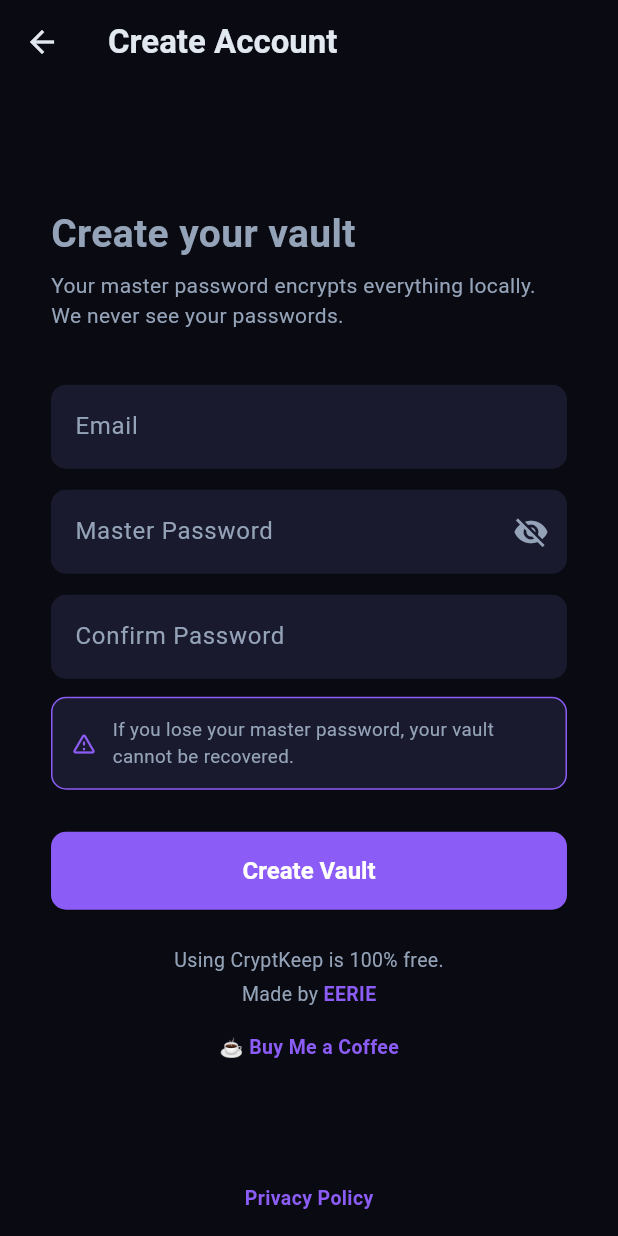
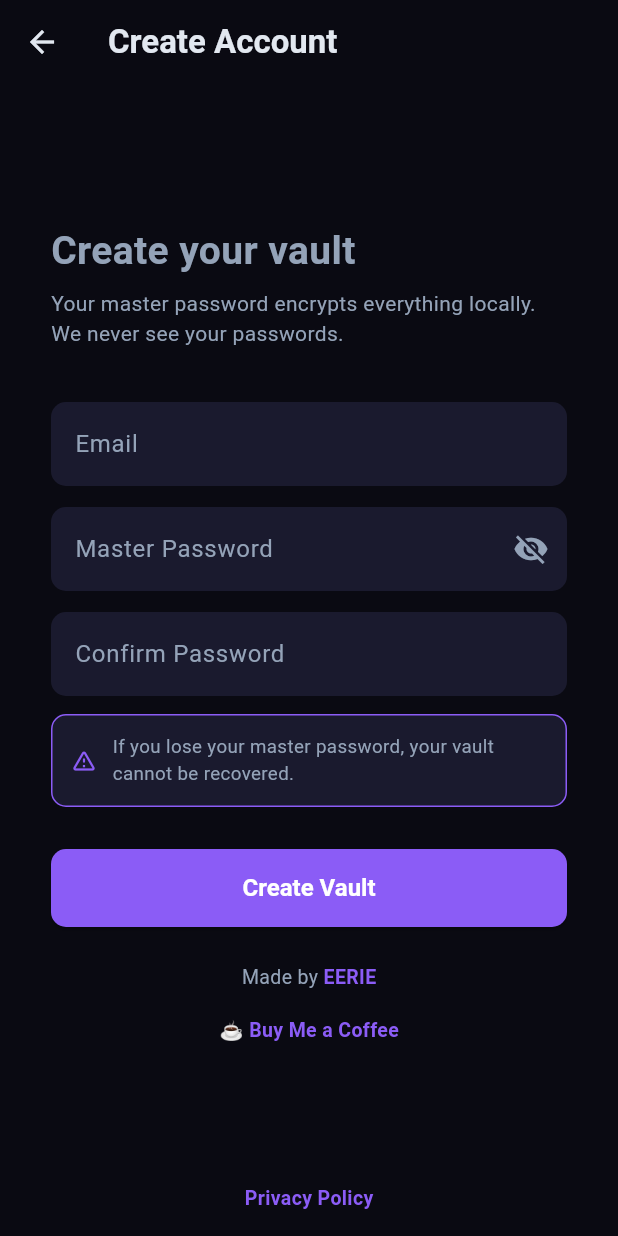
Before and after one commit to EerieGoesD/cryptkeep, a Flutter app: the screen it shows after launch, after a tap on "Create one", on a phone screen of 412 x 824 dp. Run offline on Flutter 3.47's test engine with Material 3 defaults, Android fonts, the phone set to English and light mode, and no system bars; our stand-ins replace file_picker, supabase_flutter; missing offline and left inert: encrypt, kdbx, pointycastle; accounts and stored records are empty.

Commit message:
Move free text above FAQ link, remove "Using" prefix
Co-Authored-By: Claude Opus 4.6 (1M context) <noreply@anthropic.com>

```diff
--- a/lib/screens/auth/login_screen.dart
+++ b/lib/screens/auth/login_screen.dart
@@ -87,6 +87,9 @@ class _LoginScreenState extends State<LoginScreen> {
                           const Text('Sign in to access your vault.',
                               style: TextStyle(color: Color(0xFF94A3B8))),
                           const SizedBox(height: 20),
+                          const Text('CryptKeep is 100% free.',
+                              style: TextStyle(color: Color(0xFF94A3B8), fontSize: 13)),
+                          const SizedBox(height: 4),
                           TextButton.icon(
                             onPressed: () => Navigator.of(context).push(
                               MaterialPageRoute(builder: (_) => const FaqScreen()),
@@ -147,11 +150,6 @@ class _LoginScreenState extends State<LoginScreen> {
                             ),
                           ),
                           const SizedBox(height: 24),
-                          const Center(
-                            child: Text('Using CryptKeep is 100% free.',
-                                style: TextStyle(color: Color(0xFF94A3B8), fontSize: 13)),
-                          ),
-                          const SizedBox(height: 4),
                           Center(
                             child: InkWell(
                               onTap: () => launchUrl(Uri.parse('https://eeriegoesd.com/')),
--- a/lib/screens/auth/register_screen.dart
+++ b/lib/screens/auth/register_screen.dart
@@ -166,11 +166,6 @@ class _RegisterScreenState extends State<RegisterScreen> {
                                   child: const Text('Create Vault'),
                                 ),
                           const SizedBox(height: 24),
-                          const Center(
-                            child: Text('Using CryptKeep is 100% free.',
-                                style: TextStyle(color: Color(0xFF94A3B8), fontSize: 13)),
-                          ),
-                          const SizedBox(height: 4),
                           Center(
                             child: InkWell(
                               onTap: () => launchUrl(Uri.parse('https://eeriegoesd.com/')),
```
